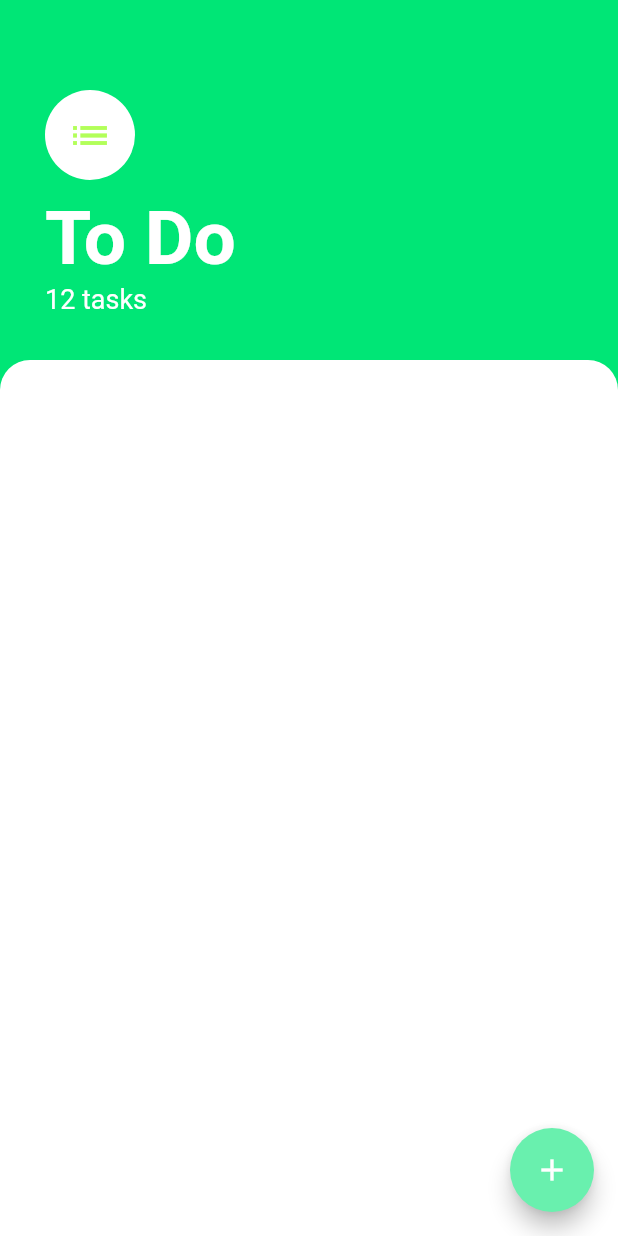
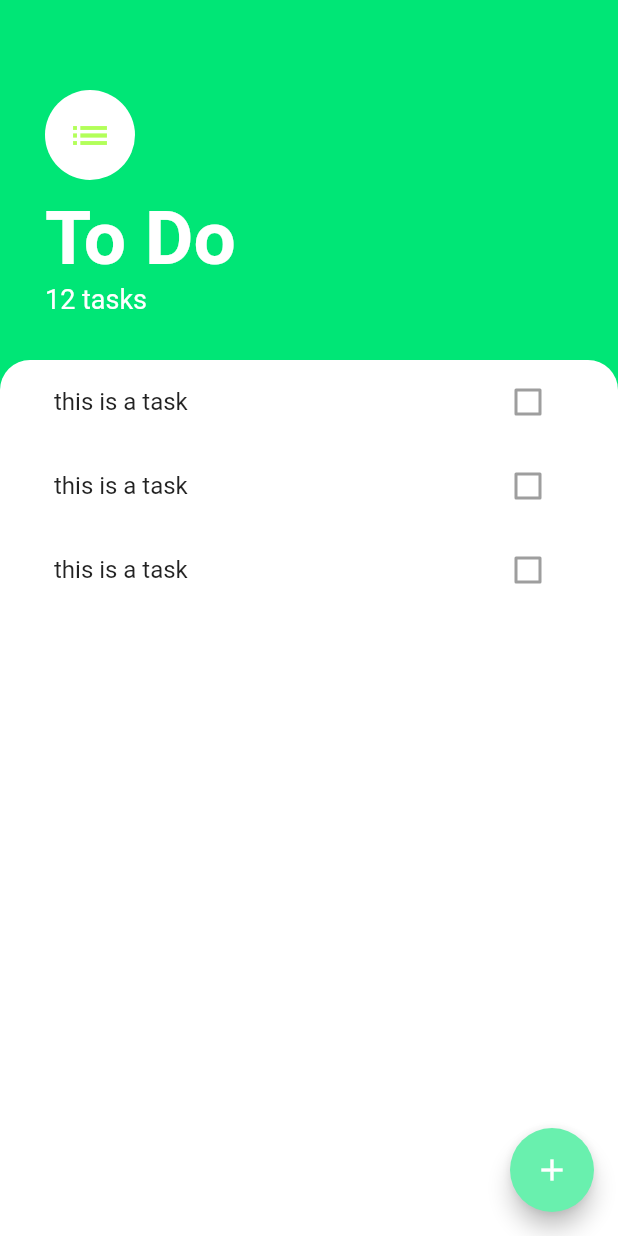
Before and after one commit to yamas-bear/todo_app, a Flutter app: the screen it shows after launch, on a phone screen of 412 x 824 dp. Run offline on Flutter 3.47's test engine with Material 2 defaults, Android fonts, the phone set to English and light mode, and no system bars.

Commit message:
ListViewを用いてリストを作成した。

```diff
--- a/lib/screens/tasks_screen.dart
+++ b/lib/screens/tasks_screen.dart
@@ -1,5 +1,6 @@
 import 'package:flutter/cupertino.dart';
 import 'package:flutter/material.dart';
+import 'package:todoapp/widgets/tasks_list.dart';
 
 class TasksScreen extends StatelessWidget {
   @override
@@ -7,6 +8,7 @@ class TasksScreen extends StatelessWidget {
     return Scaffold(
       backgroundColor: Colors.greenAccent[400],
       floatingActionButton: FloatingActionButton(
+        onPressed: () {},
         backgroundColor: Colors.greenAccent,
         child: Icon(Icons.add),
       ),
@@ -44,13 +46,16 @@ class TasksScreen extends StatelessWidget {
           ),
           Expanded(
             child: Container(
+              padding: EdgeInsets.symmetric(horizontal: 20),
               height: 300,
               decoration: BoxDecoration(
-                  color: Colors.white,
-                  borderRadius: BorderRadius.only(
-                    topLeft: Radius.circular(20),
-                    topRight: Radius.circular(20),
-                  )),
+                color: Colors.white,
+                borderRadius: BorderRadius.only(
+                  topLeft: Radius.circular(20),
+                  topRight: Radius.circular(20),
+                ),
+              ),
+              child: TasksList(),
             ),
           ),
         ],
--- /dev/null
+++ b/lib/widgets/task_list.dart
@@ -0,0 +1,13 @@
+import 'package:flutter/material.dart';
+
+class TaskTile extends StatelessWidget {
+  @override
+  Widget build(BuildContext context) {
+    return ListTile(
+      title: Text('this is a task'),
+      trailing: Checkbox(
+        value: false,
+      ),
+    );
+  }
+}
--- /dev/null
+++ b/lib/widgets/tasks_list.dart
@@ -0,0 +1,15 @@
+import 'package:flutter/material.dart';
+import 'task_list.dart';
+
+class TasksList extends StatelessWidget {
+  @override
+  Widget build(BuildContext context) {
+    return ListView(
+      children: <Widget>[
+        TaskTile(),
+        TaskTile(),
+        TaskTile(),
+      ],
+    );
+  }
+}
```
